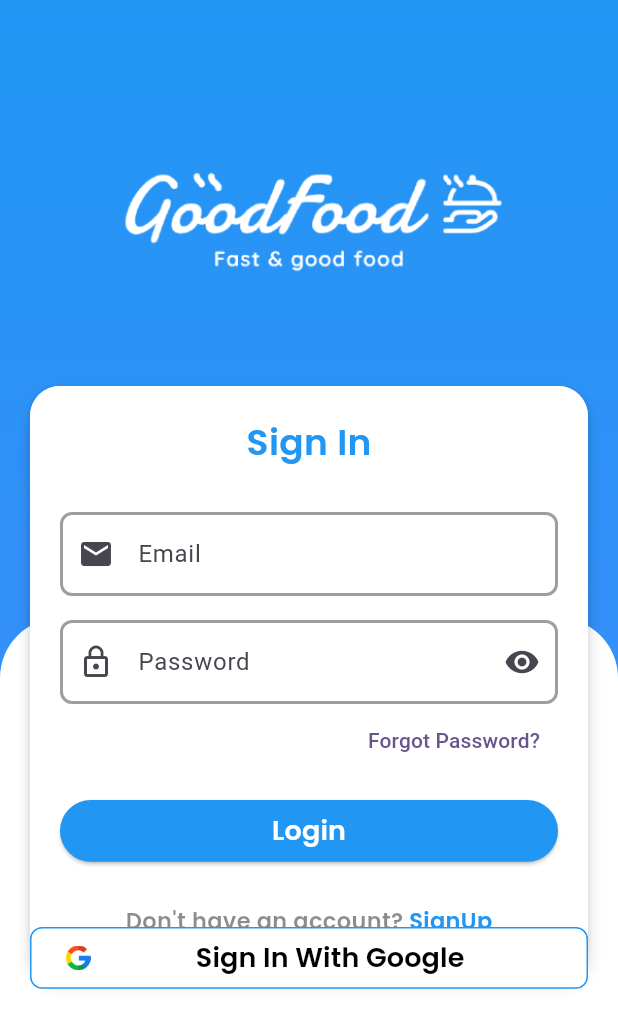
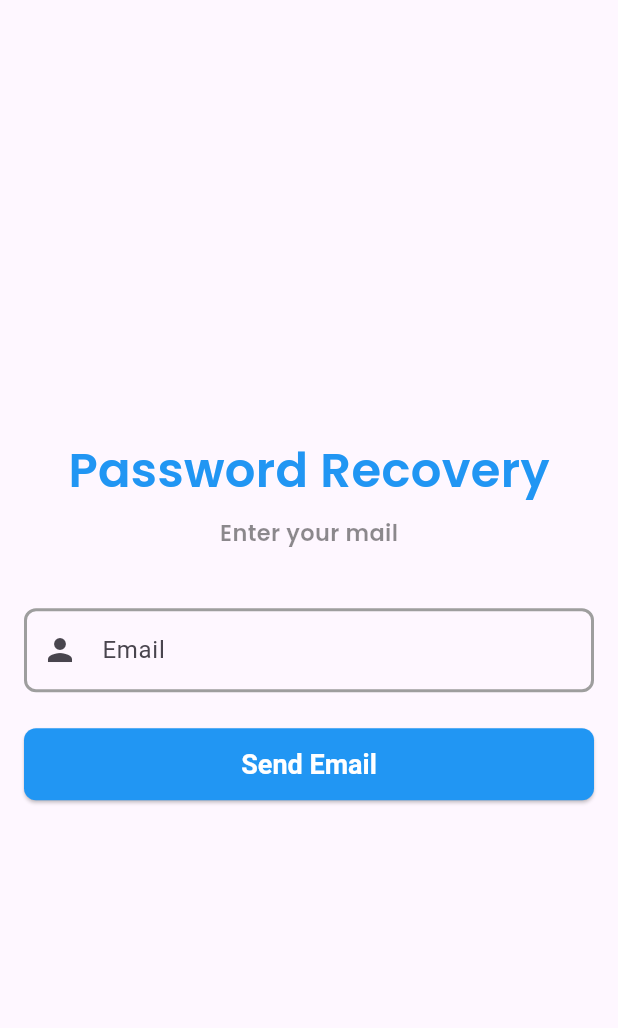
Before and after one commit to NadimDev/food_app, a Flutter app: the SignIn screen opened directly, after a tap on "Forgot Password?", on a phone screen of 412 x 824 dp. Shown: the top 1028 px of the screen. Run offline on Flutter 3.47's test engine with Material 3 defaults, Android fonts, the phone set to English and light mode, and no system bars; our stand-ins replace curved_navigation_bar, firebase_auth, firebase_core, google_sign_in, smooth_page_indicator; accounts and stored records are empty.

Commit message:
forgote password

```diff
--- /dev/null
+++ b/lib/ui/auth/ForgotePass.dart
@@ -0,0 +1,49 @@
+import 'package:flutter/material.dart';
+
+import '../utils/text_format.dart';
+
+class ForgotPass extends StatefulWidget {
+  const ForgotPass({super.key});
+
+  @override
+  State<ForgotPass> createState() => _ForgotPassState();
+}
+
+class _ForgotPassState extends State<ForgotPass> {
+  @override
+  Widget build(BuildContext context) {
+    return Scaffold(
+      body: Center(
+        child: Padding(
+          padding: const EdgeInsets.all(16.0),
+          child: Column(
+            spacing: 8,
+            mainAxisAlignment: MainAxisAlignment.center,
+            children: [
+              Text(
+                'Password Recovery',
+                style: TextFile.headerTextStyle()
+                    .copyWith(color: Colors.blue, fontSize: 32),
+              ),
+              Text(
+                'Enter your mail',
+                style: TextFile.header3LightText(),
+              ),
+              SizedBox(
+                height: 24,
+              ),
+              TextFormField(
+                decoration: InputDecoration(
+                    hintText: 'Email', prefixIcon: Icon(Icons.person)),
+              ),
+              SizedBox(
+                height: 8,
+              ),
+              ElevatedButton(onPressed: () {}, child: Text('Send Email'))
+            ],
+          ),
+        ),
+      ),
+    );
+  }
+}
--- a/lib/ui/auth/signIn_screen.dart
+++ b/lib/ui/auth/signIn_screen.dart
@@ -1,8 +1,10 @@
 import 'package:flutter/material.dart';
+import 'package:food_app/ui/auth/auth_controller.dart';
 import 'package:food_app/ui/auth/sign_up.dart';
 
 import '../utils/color_file.dart';
 import '../utils/text_format.dart';
+import 'ForgotePass.dart';
 
 class SignIn extends StatefulWidget {
   const SignIn({super.key});
@@ -17,7 +19,7 @@ class _SignInState extends State<SignIn> {
   final GlobalKey<FormState> _key = GlobalKey<FormState>();
   bool isLoading = false;
   bool isVisible = false;
-
+  String email = '', pass = '';
 
   @override
   void dispose() {
@@ -66,7 +68,7 @@ class _SignInState extends State<SignIn> {
               child: const Text(''),
             ),
             SingleChildScrollView(
-              padding: const EdgeInsets.symmetric(horizontal: 20, vertical: 80),
+              padding: const EdgeInsets.symmetric(horizontal: 20, vertical: 30),
               child: Column(
                 children: [
                   Image.asset(
@@ -91,8 +93,7 @@ class _SignInState extends State<SignIn> {
   Container signing_google(Size size) {
     return Container(
       height: size.height * 0.05,
-            margin:
-                EdgeInsets.only(top: size.height * 0.75, right: 20, left: 20),
+      margin: EdgeInsets.only(top: size.height * 0.85, right: 20, left: 20),
       child: ElevatedButton(
           style: ElevatedButton.styleFrom(
               elevation: 0,
@@ -100,7 +101,9 @@ class _SignInState extends State<SignIn> {
               side: BorderSide(color: ColorFile.primaryColor),
               shape: RoundedRectangleBorder(
                   borderRadius: BorderRadius.circular(8))),
-                onPressed: () {},
+          onPressed: () {
+            AuthController().signUpWithGoogle(context: context);
+          },
           child: Row(
             children: [
               Image.asset(
@@ -184,7 +187,12 @@ class _SignInState extends State<SignIn> {
                   Container(
                     alignment: Alignment.topRight,
                     child: TextButton(
-                      onPressed: () {},
+                      onPressed: () {
+                        Navigator.push(
+                            context,
+                            MaterialPageRoute(
+                                builder: (builder) => const ForgotPass()));
+                      },
                       child: const Text('Forgot Password?'),
                     ),
                   ),
@@ -196,7 +204,15 @@ class _SignInState extends State<SignIn> {
                       style: ElevatedButton.styleFrom(
                           backgroundColor: ColorFile.primaryColor),
                       onPressed: () {
-                        if (_key.currentState!.validate()) {}
+                        if (_key.currentState!.validate()) {
+                          setState(() {
+                            email = _emailController.text;
+                            pass = _passController.text;
+                          });
+
+                          AuthController().signInWithEmail(
+                              email: email, password: pass, context: context);
+                        }
                       },
                       child: Text(
                         'Login',
@@ -235,8 +251,6 @@ class _SignInState extends State<SignIn> {
       ),
     );
   }
-void onTabSineIn(){
 
+  void onTabSineIn() {}
 }
-
-}
--- a/lib/ui/model/onboarding_screen.dart
+++ b/lib/ui/model/onboarding_screen.dart
@@ -32,9 +32,9 @@ class _OnboardingScreenState extends State<OnboardingScreen> {
                 controller: _onboardingController.pageController,
                 itemCount: _onboardingController.onBoardingPage.length,
                 onPageChanged: (int index) {
-                 setState(() {
-                   currentIndex = index;
-                 });
+                  setState(() {
+                    currentIndex = index;
+                  });
                 },
                 itemBuilder: (context, index) {
                   final page = _onboardingController.onBoardingPage[index];
--- a/lib/ui/widget/custom_snackbar.dart
+++ b/lib/ui/widget/custom_snackbar.dart
@@ -1,7 +1,9 @@
 import 'package:flutter/material.dart';
 
-void showCustomSnackBar(BuildContext context, String message,
-    {Color backgroundColor = Colors.green, int durationInSeconds = 3}) {
+void showCustomSnackBar(BuildContext context,
+    {Color backgroundColor = Colors.green,
+    int durationInSeconds = 3,
+    required String message}) {
   ScaffoldMessenger.of(context).showSnackBar(
     SnackBar(
       content: Text(
--- a/pubspec.yaml
+++ b/pubspec.yaml
@@ -41,6 +41,7 @@ dependencies:
   firebase_core: ^3.8.1
   firebase_auth: ^5.3.4
   cloud_firestore: ^5.5.1
+  google_sign_in: ^6.2.1
 
 
 dev_dependencies:
```
Also changed, not shown: lib/main.dart (+14 -0 lines), lib/ui/auth/auth_controller.dart (added, +166 -0 lines), lib/ui/auth/sign_up.dart (+9 -32 lines), lib/ui/utils/elevated_button.dart (added, +39 -0 lines), pubspec.lock, 1 other file. Lines whose indentation alone changed are shown as unchanged.
